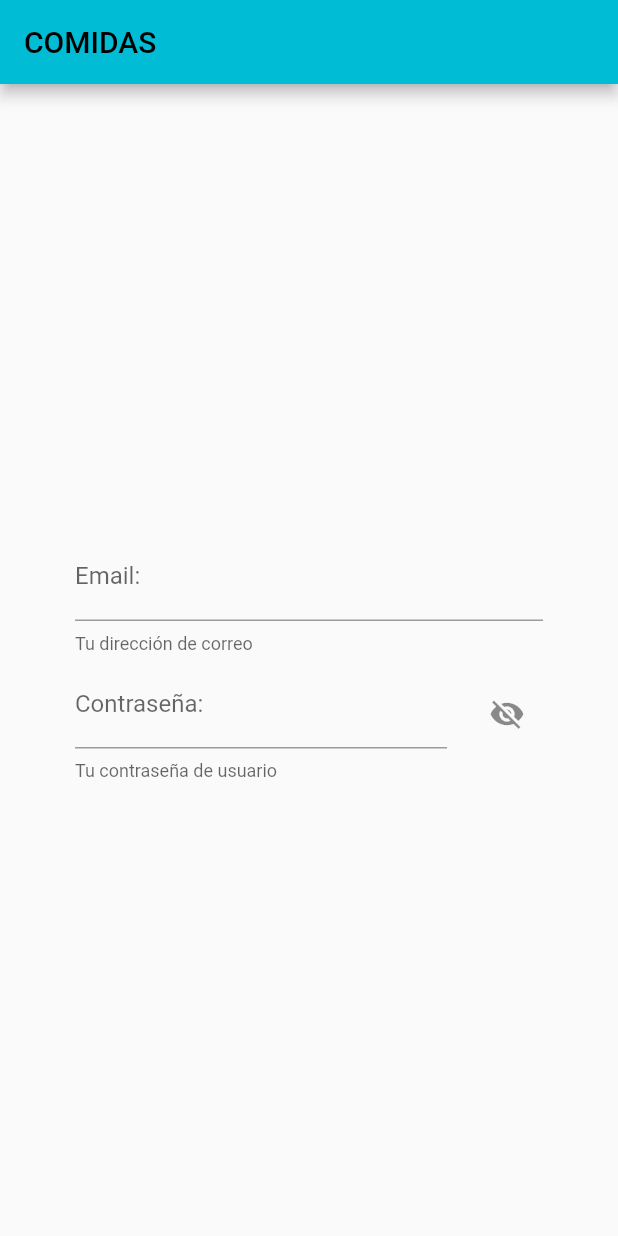
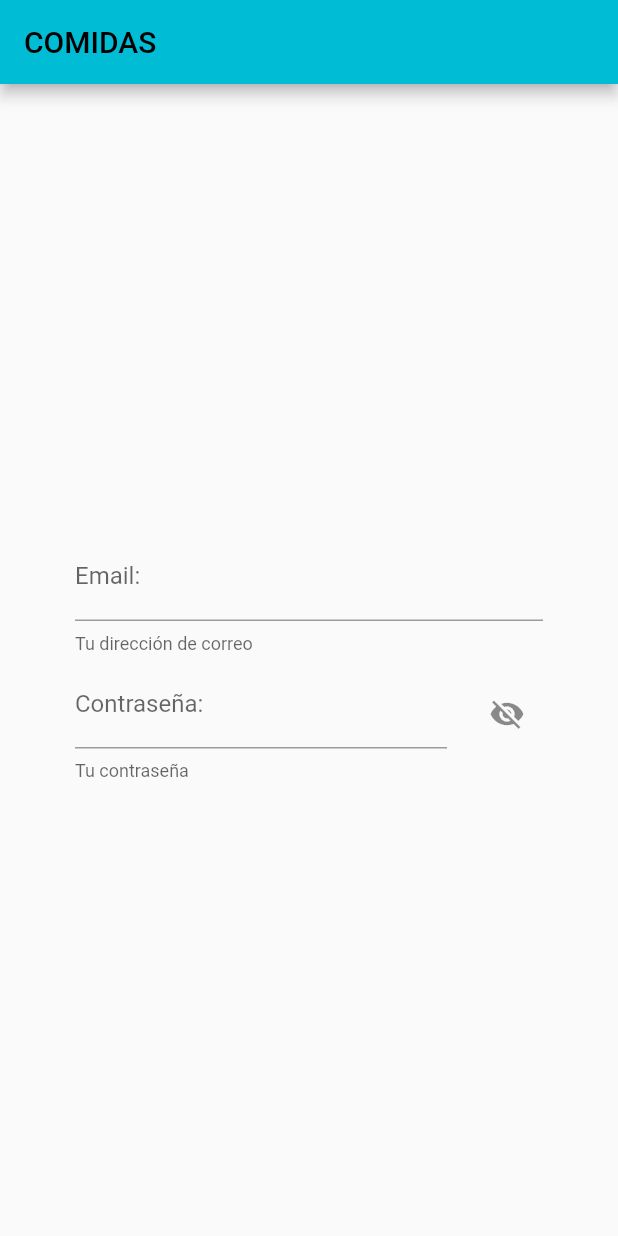
Before and after one commit to MarcoSantiz/AppMovil-Flutter-, a Flutter app: the screen it shows after launch, on a phone screen of 412 x 824 dp. Run offline on Flutter 3.47's test engine with Material 2 defaults, Android fonts, the phone set to English and light mode, and no system bars.

Commit message:
Hola hice una modificacion

```diff
--- a/lib/main.dart
+++ b/lib/main.dart
@@ -56,7 +56,8 @@ class _MyHomePageState extends State<MyHomePage> {
                   obscureText: _ocultarPassword,
                   decoration: InputDecoration(
                       label: Text('Contraseña:'),
-                      helperText: 'Tu contraseña de usuario'),
+                      helperText: 'Tu contraseña'),
+
                 ),
                 trailing: IconButton(
                   icon: _iconoOjo,
```
